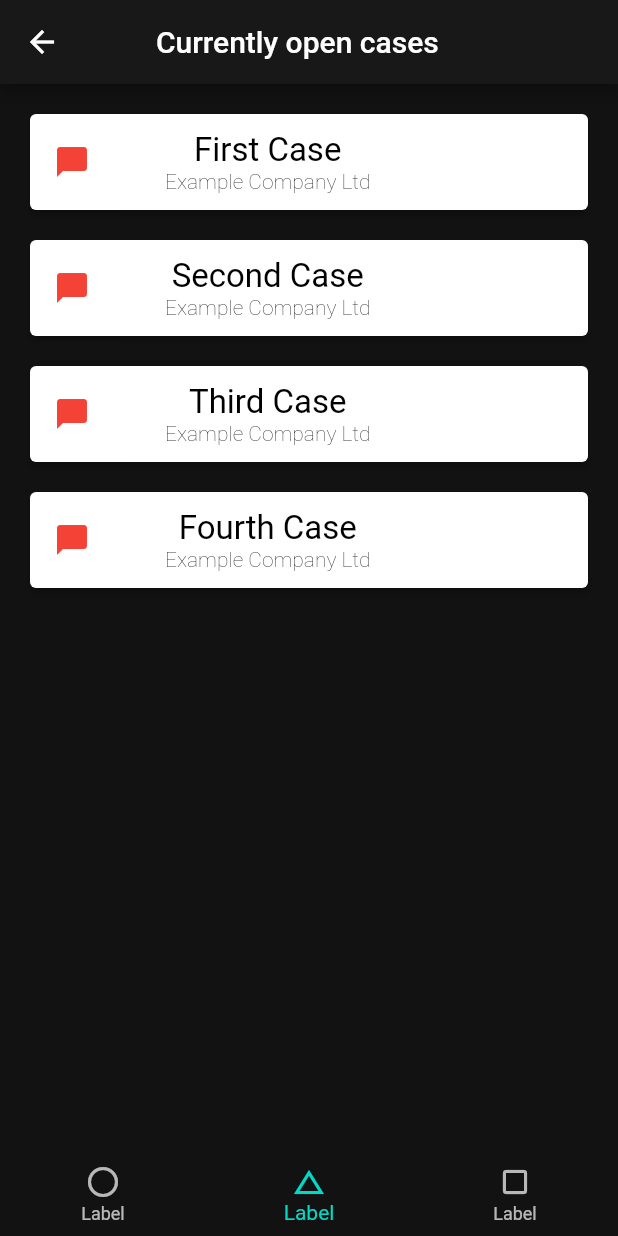
After one commit to Vastamaki88/UI-final-project, a Flutter app: the CurrentCases screen opened directly, on a phone screen of 412 x 824 dp. The commit adds this screen. Run offline on Flutter 3.47's test engine with Material 2 defaults, Android fonts, the phone set to English and light mode, and no system bars; our stand-ins replace email_validator.

Commit message:
Open cases view added.

```diff
--- /dev/null
+++ b/final_project/lib/CurrentCases.dart
@@ -0,0 +1,264 @@
+
+import 'package:final_project/LoginView.dart';
+import 'package:flutter/material.dart';
+import 'MessagesView.dart';
+import 'LoginView.dart';
+
+
+class CurrentCases extends StatefulWidget {
+  const CurrentCases({Key? key, required this.title}) : super(key: key);
+  final String title;
+
+  @override
+  State<CurrentCases> createState() => _CurrentCasesState();
+}
+
+class _CurrentCasesState extends State<CurrentCases> {
+
+  @override
+  Widget build(BuildContext context) {
+    return Scaffold(
+        backgroundColor: Theme.of(context).colorScheme.background,
+        bottomNavigationBar: BottomNavigationBar(
+            backgroundColor: Theme.of(context).colorScheme.background,
+            currentIndex: 1,
+            items: const [
+              BottomNavigationBarItem(
+                icon: Icon(Icons.radio_button_unchecked),
+                label: 'Label',
+              ),
+              BottomNavigationBarItem(
+                icon: Icon(Icons.change_history),
+                label: 'Label',
+              ),
+              BottomNavigationBarItem(
+                icon: Icon(Icons.crop_square),
+                label: 'Label',
+              ),
+            ]
+        ),
+        appBar: AppBar(title: const Padding(
+          padding: EdgeInsets.fromLTRB(32,0,32,0),
+          child: Text("Currently open cases"),
+        ),),
+        body:
+            //beginning of case cards UI
+        Column(
+          children: [
+            Padding(
+              padding: EdgeInsets.fromLTRB(20,20,20,0),
+              child: ElevatedButton(
+                onPressed: () {
+                  Navigator.push(
+                    context,
+                    MaterialPageRoute(
+                      builder: (context) =>
+                      const CurrentCases(title: 'Current Cases UI'),
+                    ),
+                  );
+                },
+                style: ElevatedButton.styleFrom(
+                    primary: Colors.white,
+                    minimumSize: Size(300, 64),
+                    textStyle: const TextStyle(fontSize: 20)
+
+                ),
+                child: Row(
+                  mainAxisAlignment: MainAxisAlignment.start,
+                  children: <Widget>[Icon(
+                    Icons.chat_bubble,
+                    color: Theme.of(context).colorScheme.primary,
+                    size: 24.0,
+                    semanticLabel: 'Text to announce in accessibility modes',
+                  ),
+                    const SizedBox(
+                      width: 50,
+                    ),
+                    Column(
+                      children: const [
+                        Text(
+                          'First Case',
+                          style: TextStyle(
+                            color: Colors.black,
+                            fontWeight: FontWeight.normal,
+                            fontSize: 22,
+                          ),
+                        ),
+                        Text(
+                          'Example Company Ltd',
+                          style: TextStyle(
+                            color: Colors.black,
+                            fontWeight: FontWeight.w200,
+                            fontSize: 14,
+                          ),
+                        ),
+                      ],
+                    ),
+                  ],
+                ),
+              ),
+            ),
+            Padding(
+              padding: EdgeInsets.fromLTRB(20,20,20,0),
+              child: ElevatedButton(
+                onPressed: () {
+                  Navigator.push(
+                    context,
+                    MaterialPageRoute(
+                      builder: (context) =>
+                      const CurrentCases(title: 'Current Cases UI'),
+                    ),
+                  );
+                },
+                style: ElevatedButton.styleFrom(
+                    primary: Colors.white,
+                    minimumSize: Size(300, 64),
+                    textStyle: const TextStyle(fontSize: 20)
+
+                ),
+                child: Row(
+                  mainAxisAlignment: MainAxisAlignment.start,
+                  children: <Widget>[Icon(
+                    Icons.chat_bubble,
+                    color: Theme.of(context).colorScheme.primary,
+                    size: 24.0,
+                    semanticLabel: 'Text to announce in accessibility modes',
+                  ),
+                    const SizedBox(
+                      width: 50,
+                    ),
+                    Column(
+                      children: const [
+                        Text(
+                          'Second Case',
+                          style: TextStyle(
+                            color: Colors.black,
+                            fontWeight: FontWeight.normal,
+                            fontSize: 22,
+                          ),
+                        ),
+                        Text(
+                          'Example Company Ltd',
+                          style: TextStyle(
+                            color: Colors.black,
+                            fontWeight: FontWeight.w200,
+                            fontSize: 14,
+                          ),
+                        ),
+                      ],
+                    ),
+                  ],
+                ),
+              ),
+            ),
+            Padding(
+              padding: EdgeInsets.fromLTRB(20,20,20,0),
+              child: ElevatedButton(
+                onPressed: () {
+                  Navigator.push(
+                    context,
+                    MaterialPageRoute(
+                      builder: (context) =>
+                      const CurrentCases(title: 'Current Cases UI'),
+                    ),
+                  );
+                },
+                style: ElevatedButton.styleFrom(
+                    primary: Colors.white,
+                    minimumSize: Size(300, 64),
+                    textStyle: const TextStyle(fontSize: 20)
+
+                ),
+                child: Row(
+                  mainAxisAlignment: MainAxisAlignment.start,
+                  children: <Widget>[Icon(
+                    Icons.chat_bubble,
+                    color: Theme.of(context).colorScheme.primary,
+                    size: 24.0,
+                    semanticLabel: 'Text to announce in accessibility modes',
+                  ),
+                    const SizedBox(
+                      width: 50,
+                    ),
+                    Column(
+                      children: const [
+                        Text(
+                          'Third Case',
+                          style: TextStyle(
+                            color: Colors.black,
+                            fontWeight: FontWeight.normal,
+                            fontSize: 22,
+                          ),
+                        ),
+                        Text(
+                          'Example Company Ltd',
+                          style: TextStyle(
+                            color: Colors.black,
+                            fontWeight: FontWeight.w200,
+                            fontSize: 14,
+                          ),
+                        ),
+                      ],
+                    ),
+                  ],
+                ),
+              ),
+            ),
+            Padding(
+              padding: EdgeInsets.fromLTRB(20,20,20,0),
+              child: ElevatedButton(
+                onPressed: () {
+                  Navigator.push(
+                    context,
+                    MaterialPageRoute(
+                      builder: (context) =>
+                      const CurrentCases(title: 'Current Cases UI'),
+                    ),
+                  );
+                },
+                style: ElevatedButton.styleFrom(
+                    primary: Colors.white,
+                    minimumSize: Size(300, 64),
+                    textStyle: const TextStyle(fontSize: 20)
+
+                ),
+                child: Row(
+                  mainAxisAlignment: MainAxisAlignment.start,
+                  children: <Widget>[Icon(
+                    Icons.chat_bubble,
+                    color: Theme.of(context).colorScheme.primary,
+                    size: 24.0,
+                    semanticLabel: 'Text to announce in accessibility modes',
+                  ),
+                    const SizedBox(
+                      width: 50,
+                    ),
+                    Column(
+                      children: const [
+                        Text(
+                          'Fourth Case',
+                          style: TextStyle(
+                            color: Colors.black,
+                            fontWeight: FontWeight.normal,
+                            fontSize: 22,
+                          ),
+                        ),
+                        Text(
+                          'Example Company Ltd',
+                          style: TextStyle(
+                            color: Colors.black,
+                            fontWeight: FontWeight.w200,
+                            fontSize: 14,
+                          ),
+                        ),
+                      ],
+                    ),
+                  ],
+                ),
+              ),
+            ),
+          ],
+        )
+    );
+  }
+}
--- a/final_project/lib/MessagesView.dart
+++ b/final_project/lib/MessagesView.dart
@@ -1,4 +1,5 @@
 
+import 'package:final_project/CurrentCases.dart';
 import 'package:final_project/LoginView.dart';
 import 'package:final_project/OpenNewCase.dart';
 import 'package:flutter/material.dart';
@@ -51,7 +52,8 @@ class _MessagesViewState extends State<MessagesView> {
                 onPressed: () {
                   //if (_formKey.currentState!.validate()) {}
                   //go to next view, not sure if validator needed
-                  Navigator.pushReplacement(
+                  //navigator.push should be used to allow for back button
+                  Navigator.push(
                     context,
                     MaterialPageRoute(
                       builder: (context) =>
@@ -77,7 +79,15 @@ class _MessagesViewState extends State<MessagesView> {
             Padding(
               padding: EdgeInsets.fromLTRB(pL,pT,pR,pB),
               child: ElevatedButton(
-                onPressed: () {},
+                onPressed: () {
+                  Navigator.push(
+                    context,
+                    MaterialPageRoute(
+                      builder: (context) =>
+                      const CurrentCases(title: 'Current Cases UI'),
+                    ),
+                  );
+                },
                 style: ElevatedButton.styleFrom(
                     primary: Colors.white,
                     minimumSize: Size(300, 64),
```
